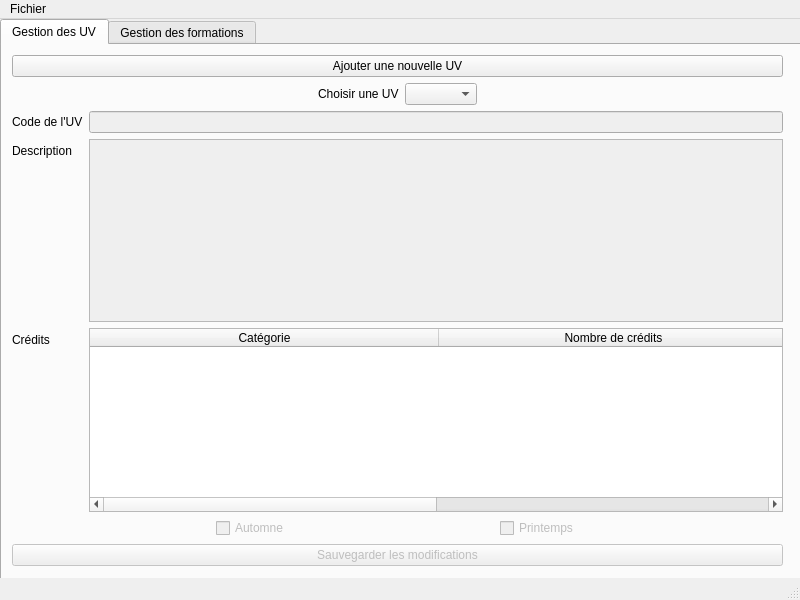
Clement-Fichmann/UTProfiler, file mainwindow.ui: the form before one commit.
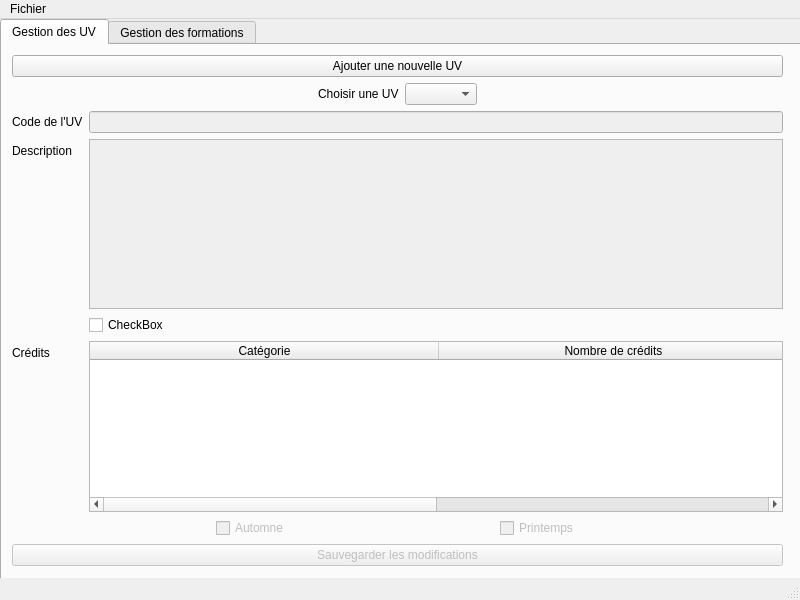
The form after the commit.

What changed in the file:
```diff
--- a/mainwindow.ui
+++ b/mainwindow.ui
@@ -124,14 +124,14 @@
            </property>
           </widget>
          </item>
-         <item row="2" column="0">
+         <item row="3" column="0">
           <widget class="QLabel" name="lblCredits">
            <property name="text">
             <string>Crédits</string>
            </property>
           </widget>
          </item>
-         <item row="2" column="1">
+         <item row="3" column="1">
           <widget class="QTableWidget" name="tableCredits">
            <property name="layoutDirection">
             <enum>Qt::LeftToRight</enum>
@@ -160,6 +160,13 @@
            </column>
           </widget>
          </item>
+         <item row="2" column="1">
+          <widget class="QCheckBox" name="checkBox">
+           <property name="text">
+            <string>CheckBox</string>
+           </property>
+          </widget>
+         </item>
         </layout>
        </item>
        <item>
```
Left out of the diff: 4 changed lines with no effect on the pictures.
